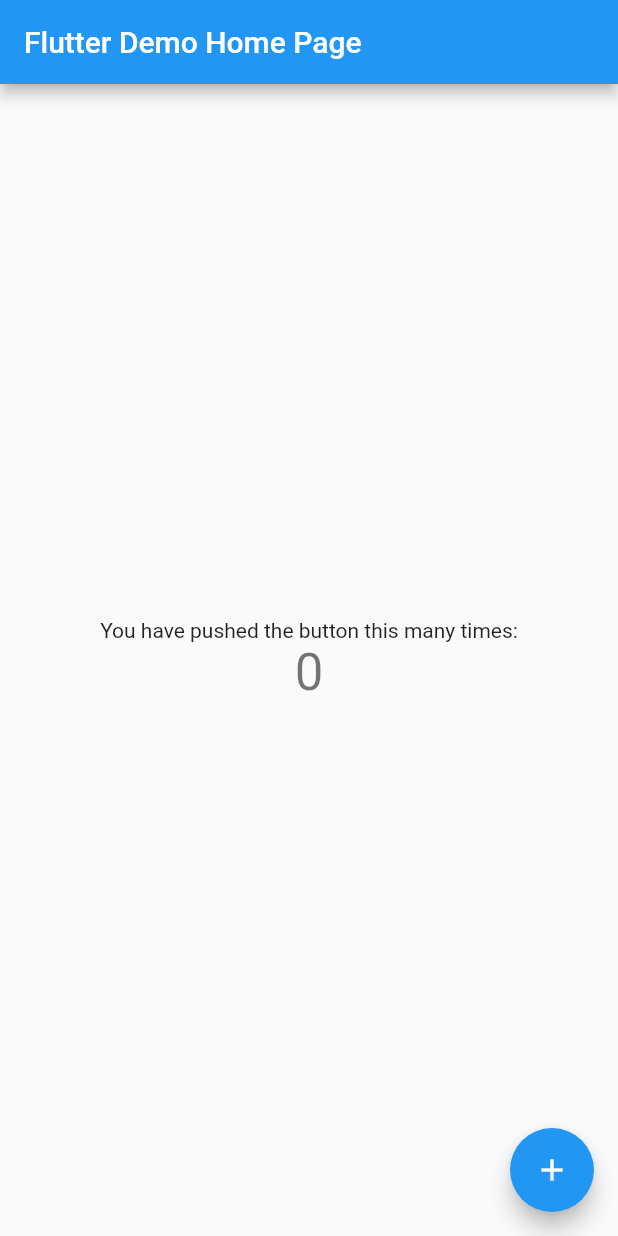
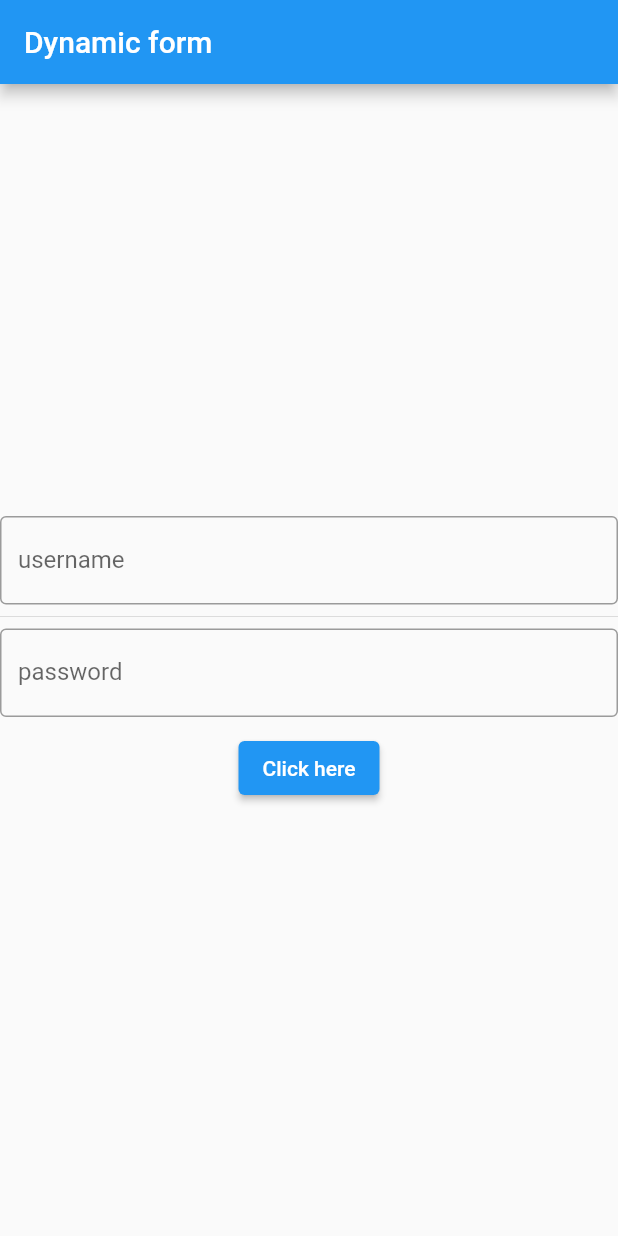
Before and after one commit to ankeet7x/dynamic_forms, a Flutter app: the screen it shows after launch, on a phone screen of 412 x 824 dp. Run offline on Flutter 3.47's test engine with Material 2 defaults, Android fonts, the phone set to English and light mode, and no system bars.

Commit message:
added all the functionality required

```diff
--- /dev/null
+++ b/lib/api_caller.dart
@@ -0,0 +1,13 @@
+Future<List<dynamic>> getFormList() async {
+  await Future.delayed(const Duration(seconds: 2));
+  return [
+    {
+      "label": "username",
+      "required": true,
+    },
+    {
+      "label": "password",
+      "required": false,
+    },
+  ];
+}
--- /dev/null
+++ b/lib/form_handler.dart
@@ -0,0 +1,13 @@
+import 'package:flutter/material.dart';
+
+class FormController {
+  TextEditingController textEditingController;
+  String labelText;
+  bool required;
+
+  FormController({
+    required this.textEditingController,
+    required this.labelText,
+    required this.required,
+  });
+}
--- /dev/null
+++ b/lib/home_page.dart
@@ -0,0 +1,98 @@
+import 'package:dynamic_form_handling/api_caller.dart';
+import 'package:dynamic_form_handling/form_handler.dart';
+import 'package:flutter/material.dart';
+
+class HomePage extends StatefulWidget {
+  const HomePage({super.key});
+
+  @override
+  State<HomePage> createState() => _HomePageState();
+}
+
+class _HomePageState extends State<HomePage> {
+  List<FormController> formData = [];
+  final GlobalKey<FormState> _formKey = GlobalKey<FormState>();
+
+  fetchFormList() async {
+    List<dynamic> listOfForms = await getFormList();
+    for (var form in listOfForms) {
+      formData.add(
+        FormController(
+          textEditingController: TextEditingController(),
+          labelText: form['label'],
+          required: form['required'],
+        ),
+      );
+    }
+    setState(() {});
+  }
+
+  @override
+  void initState() {
+    fetchFormList();
+    super.initState();
+  }
+
+  @override
+  Widget build(BuildContext context) {
+    return Scaffold(
+      appBar: AppBar(
+        title: const Text("Dynamic form"),
+      ),
+      body: Form(
+        key: _formKey,
+        child: Column(
+          mainAxisAlignment: MainAxisAlignment.center,
+          children: [
+            formData.isEmpty
+                ? const Center(child: CircularProgressIndicator())
+                : ListView.separated(
+                    separatorBuilder: (context, index) => const Divider(),
+                    itemCount: formData.length,
+                    shrinkWrap: true,
+                    itemBuilder: (context, index) {
+                      FormController formController = formData[index];
+                      return TextFormField(
+                        controller: formController.textEditingController,
+                        validator: formController.required
+                            ? (String? val) {
+                                if (val != null && val.isNotEmpty) {
+                                  return null;
+                                }
+                                return "Required";
+                              }
+                            : null,
+                        decoration: InputDecoration(
+                          border: const OutlineInputBorder(),
+                          labelText: formController.labelText,
+                        ),
+                      );
+                    },
+                  ),
+            const SizedBox(
+              height: 10,
+            ),
+            ElevatedButton(
+              onPressed: () {
+                if (_formKey.currentState!.validate()) {
+                  Map<String, dynamic> data = {};
+                  for (var item in formData) {
+                    if (item.textEditingController.text.isNotEmpty) {
+                      data.addAll({
+                        item.labelText: item.textEditingController.text,
+                      });
+                    }
+                  }
+                  print(data);
+                }
+              },
+              child: const Text(
+                "Click here",
+              ),
+            ),
+          ],
+        ),
+      ),
+    );
+  }
+}
--- a/lib/main.dart
+++ b/lib/main.dart
@@ -1,3 +1,4 @@
+import 'package:dynamic_form_handling/home_page.dart';
 import 'package:flutter/material.dart';
 
 void main() {
@@ -7,109 +8,11 @@
 class MyApp extends StatelessWidget {
   const MyApp({super.key});
 
-  // This widget is the root of your application.
   @override
   Widget build(BuildContext context) {
-    return MaterialApp(
-      title: 'Flutter Demo',
-      theme: ThemeData(
-        // This is the theme of your application.
-        //
-        // Try running your application with "flutter run". You'll see the
-        // application has a blue toolbar. Then, without quitting the app, try
-        // changing the primarySwatch below to Colors.green and then invoke
-        // "hot reload" (press "r" in the console where you ran "flutter run",
-        // or simply save your changes to "hot reload" in a Flutter IDE).
-        // Notice that the counter didn't reset back to zero; the application
-        // is not restarted.
-        primarySwatch: Colors.blue,
-      ),
-      home: const MyHomePage(title: 'Flutter Demo Home Page'),
+    return const MaterialApp(
+      title: "Dynamic forms",
+      home: HomePage(),
     );
   }
 }
-
-class MyHomePage extends StatefulWidget {
-  const MyHomePage({super.key, required this.title});
-
-  // This widget is the home page of your application. It is stateful, meaning
-  // that it has a State object (defined below) that contains fields that affect
-  // how it looks.
-
-  // This class is the configuration for the state. It holds the values (in this
-  // case the title) provided by the parent (in this case the App widget) and
-  // used by the build method of the State. Fields in a Widget subclass are
-  // always marked "final".
-
-  final String title;
-
-  @override
-  State<MyHomePage> createState() => _MyHomePageState();
-}
-
-class _MyHomePageState extends State<MyHomePage> {
-  int _counter = 0;
-
-  void _incrementCounter() {
-    setState(() {
-      // This call to setState tells the Flutter framework that something has
-      // changed in this State, which causes it to rerun the build method below
-      // so that the display can reflect the updated values. If we changed
-      // _counter without calling setState(), then the build method would not be
-      // called again, and so nothing would appear to happen.
-      _counter++;
-    });
-  }
-
-  @override
-  Widget build(BuildContext context) {
-    // This method is rerun every time setState is called, for instance as done
-    // by the _incrementCounter method above.
-    //
-    // The Flutter framework has been optimized to make rerunning build methods
-    // fast, so that you can just rebuild anything that needs updating rather
-    // than having to individually change instances of widgets.
-    return Scaffold(
-      appBar: AppBar(
-        // Here we take the value from the MyHomePage object that was created by
-        // the App.build method, and use it to set our appbar title.
-        title: Text(widget.title),
-      ),
-      body: Center(
-        // Center is a layout widget. It takes a single child and positions it
-        // in the middle of the parent.
-        child: Column(
-          // Column is also a layout widget. It takes a list of children and
-          // arranges them vertically. By default, it sizes itself to fit its
-          // children horizontally, and tries to be as tall as its parent.
-          //
-          // Invoke "debug painting" (press "p" in the console, choose the
-          // "Toggle Debug Paint" action from the Flutter Inspector in Android
-          // Studio, or the "Toggle Debug Paint" command in Visual Studio Code)
-          // to see the wireframe for each widget.
-          //
-          // Column has various properties to control how it sizes itself and
-          // how it positions its children. Here we use mainAxisAlignment to
-          // center the children vertically; the main axis here is the vertical
-          // axis because Columns are vertical (the cross axis would be
-          // horizontal).
-          mainAxisAlignment: MainAxisAlignment.center,
-          children: <Widget>[
-            const Text(
-              'You have pushed the button this many times:',
-            ),
-            Text(
-              '$_counter',
-              style: Theme.of(context).textTheme.headline4,
-            ),
-          ],
-        ),
-      ),
-      floatingActionButton: FloatingActionButton(
-        onPressed: _incrementCounter,
-        tooltip: 'Increment',
-        child: const Icon(Icons.add),
-      ), // This trailing comma makes auto-formatting nicer for build methods.
-    );
-  }
-}
```
